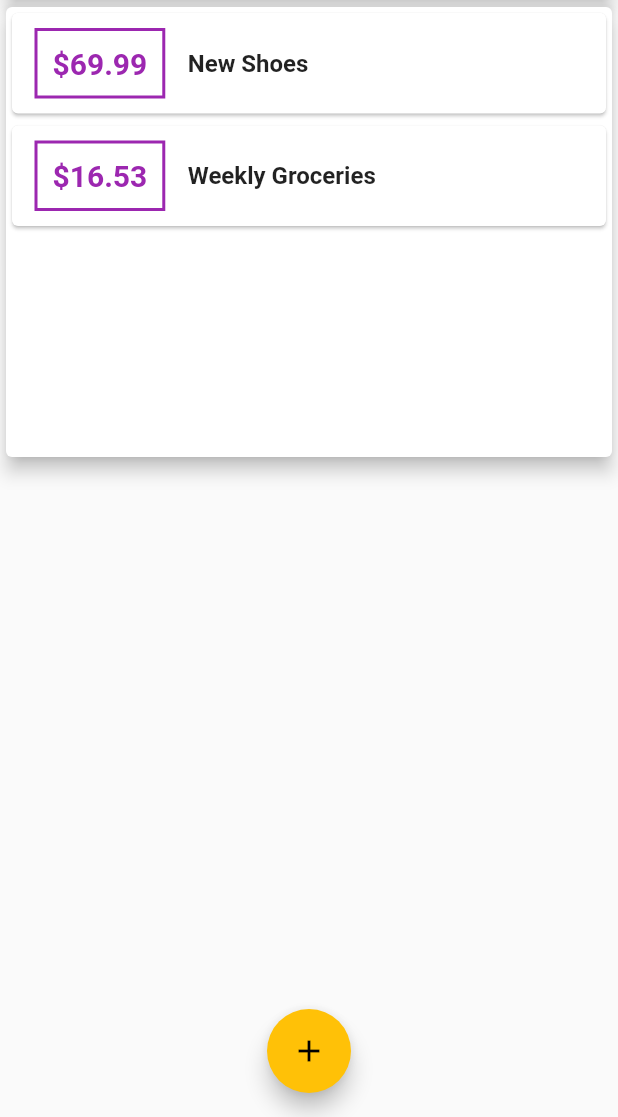
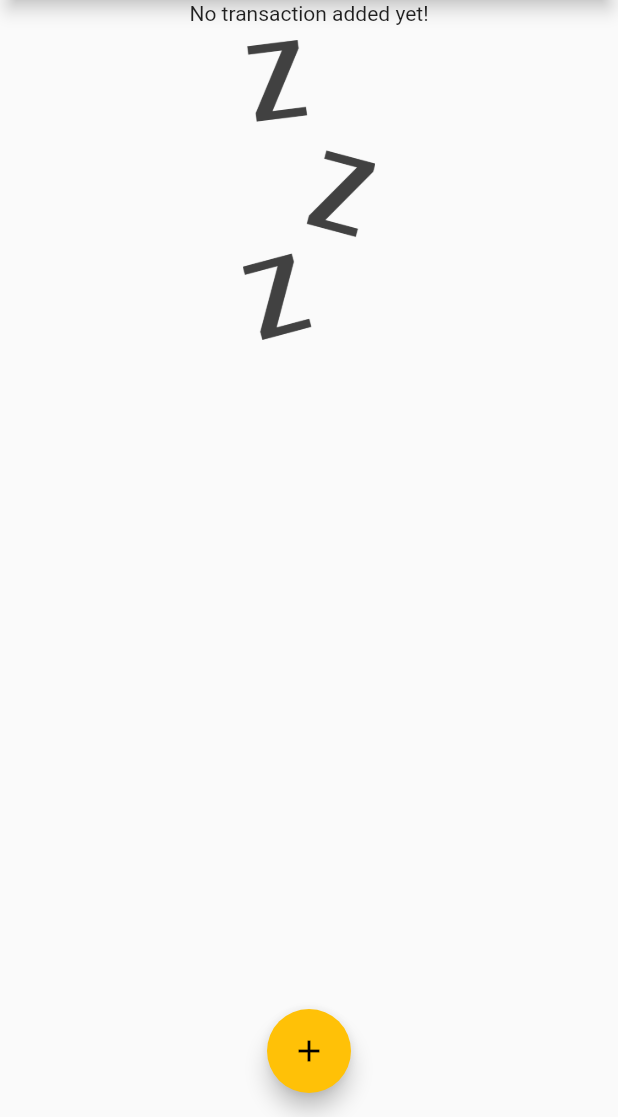
Before and after one commit to TahaMsv/Personal_Expenses, a Flutter app: the screen it shows after launch, on a phone screen of 412 x 824 dp, the part 119-1236 px from its top. Run offline on Flutter 3.47's test engine with Material 2 defaults, Android fonts, the phone set to English and light mode, and no system bars.

Commit message:
image added

```diff
--- a/lib/main.dart
+++ b/lib/main.dart
@@ -26,20 +26,7 @@ class MyHomePage extends StatefulWidget {
 }
 
 class _MyHomePageState extends State<MyHomePage> {
-  final List<Transaction> _userTransactions = [
-    Transaction(
-      id: 't1',
-      title: 'New Shoes',
-      amount: 69.99,
-      date: DateTime.now(),
-    ),
-    Transaction(
-      id: 't2',
-      title: 'Weekly Groceries',
-      amount: 16.53,
-      date: DateTime.now(),
-    ),
-  ];
+  final List<Transaction> _userTransactions = [];
 
   void _addTransaction(String titleTx, double amountTx) {
     final newTx = new Transaction(
@@ -92,12 +79,7 @@ class _MyHomePageState extends State<MyHomePage> {
             ),
             Column(
               children: <Widget>[
-                Card(
-                  elevation: 5,
-                  child: Container(
-                    child: TransactionsList(_userTransactions),
-                  ),
-                )
+                 TransactionsList(_userTransactions),
               ],
             ),
           ],
--- a/lib/transactions_list.dart
+++ b/lib/transactions_list.dart
@@ -9,7 +9,15 @@ class  TransactionsList extends StatelessWidget {
   Widget build(BuildContext context) {
     return Container(
       height: 300,
-      child: ListView.builder(
+      child:userTransactions.isEmpty? Column(
+        children: <Widget>[
+          Text('No transaction added yet!'),
+          SizedBox(height: 10,),
+          Container(
+            height: 200,
+            child: Image.asset('assets/images/waiting.png',fit: BoxFit.cover,)),
+        ],
+      ): ListView.builder(
         itemBuilder: (ctx, index) {
           return Card(
             child: Row(children: <Widget>[
--- a/pubspec.yaml
+++ b/pubspec.yaml
@@ -46,8 +46,8 @@ flutter:
   uses-material-design: true
 
   # To add assets to your application, add an assets section, like this:
-  # assets:
-  #   - images/a_dot_burr.jpeg
+  assets:
+    - assets/images/waiting.png
   #   - images/a_dot_ham.jpeg
 
   # An image asset can refer to one or more resolution-specific "variants", see
```
Also changed, not shown: assets/images/waiting.png (added).
